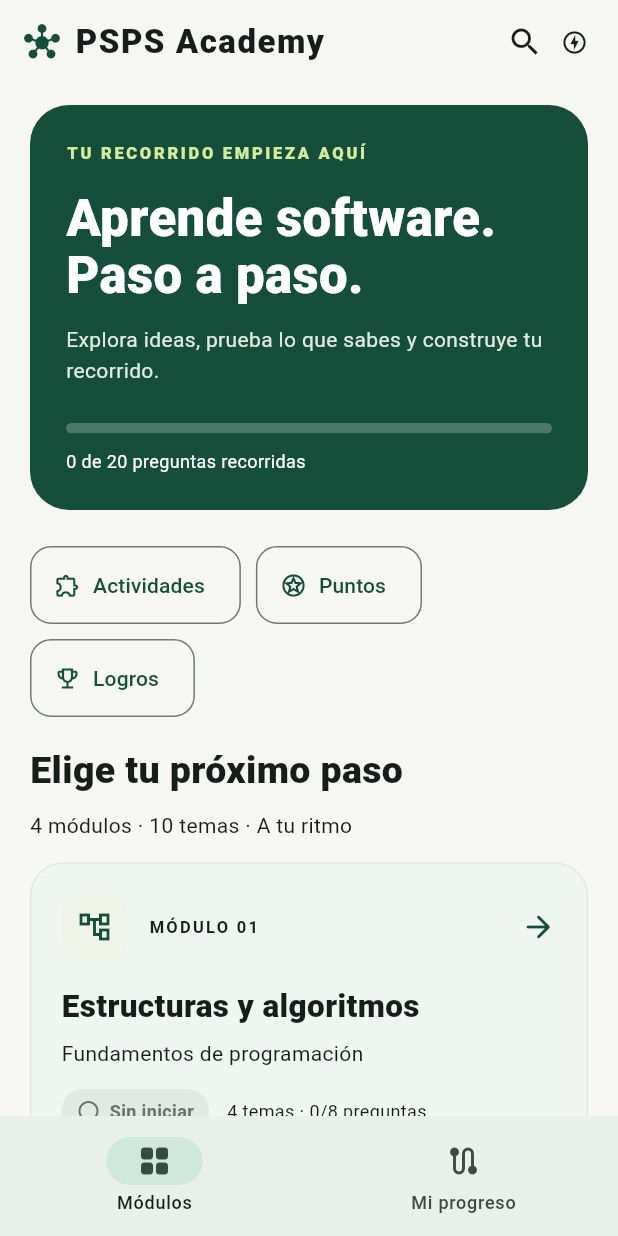
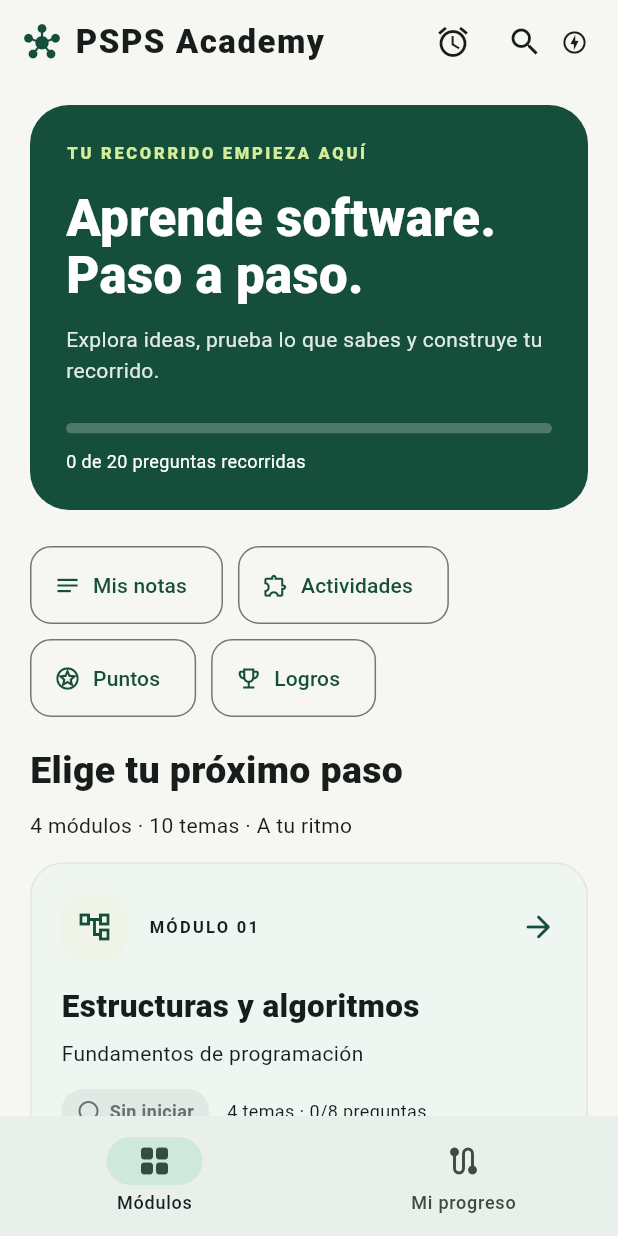
Before and after one commit to XlayersCeboso99/PSPS-Academy, a Flutter app: the screen it shows after launch, on a phone screen of 412 x 824 dp. Run offline on Flutter 3.47's test engine with Material 3 defaults, Android fonts, the phone set to English and light mode, and no system bars; our stand-ins replace flutter_local_notifications, flutter_timezone, shared_preferences, timezone; missing offline and left inert: app_settings.

Commit message:
feat(app): wire notes and reminder controllers into the app shell

```diff
--- a/lib/app/app.dart
+++ b/lib/app/app.dart
@@ -8,21 +8,75 @@ import 'package:psps/features/activities/activity_store.dart';
 import 'package:psps/features/activities/activity_engine.dart';
 import 'package:psps/features/activities/activity_models.dart';
 import 'package:psps/features/activities/activity_page.dart';
+import 'package:psps/features/notes/notes_controller.dart';
+import 'package:psps/features/notes/notes_store.dart';
+import 'package:psps/features/reminders/adapters/notification_port_factory.dart';
+import 'package:psps/features/reminders/reminder_controller.dart';
+import 'package:psps/features/reminders/reminder_store.dart';
 
 part 'review_screens.dart';
 part 'sprint2_screens.dart';
+part 'notes_screens.dart';
+part 'reminder_screens.dart';
 
 const forest = Color(0xFF164E3C);
 const cream = Color(0xFFF6F7F2);
 const ink = Color(0xFF182C25);
 
-class PspsApp extends StatelessWidget {
-  const PspsApp({super.key, required this.controller});
+class PspsApp extends StatefulWidget {
+  const PspsApp({
+    super.key,
+    required this.controller,
+    this.notesController,
+    this.reminderController,
+  });
   final LearningController controller;
+  final NotesController? notesController;
+  final ReminderController? reminderController;
   @override
-  Widget build(BuildContext context) => AnimatedBuilder(
+  State<PspsApp> createState() => _PspsAppState();
+}
+
+class _PspsAppState extends State<PspsApp> {
+  late final NotesController notes;
+  late final ReminderController reminder;
+  final navigatorKey = GlobalKey<NavigatorState>();
+  LearningController get controller => widget.controller;
+
+  @override
+  void initState() {
+    super.initState();
+    notes =
+        widget.notesController ??
+        NotesController(modules: controller.modules, store: LocalNotesStore());
+    if (!notes.ready) notes.load();
+    reminder =
+        widget.reminderController ??
+        ReminderController(
+          store: LocalReminderStore(),
+          port: createNotificationPort(),
+          onOpened: () =>
+              navigatorKey.currentState?.popUntil((route) => route.isFirst),
+        );
+    if (!reminder.ready) reminder.load();
+  }
+
+  @override
+  void dispose() {
+    if (widget.notesController == null) notes.dispose();
+    if (widget.reminderController == null) reminder.dispose();
+    super.dispose();
+  }
+
+  @override
+  Widget build(BuildContext context) => ReminderScope(
+    controller: reminder,
+    child: NotesScope(
+      controller: notes,
+      child: AnimatedBuilder(
         animation: controller,
         builder: (context, _) => MaterialApp(
+          navigatorKey: navigatorKey,
           title: 'PSPS Academy · Aprende software',
           debugShowCheckedModeBanner: false,
           theme: academyTheme(controller.selectedTheme),
@@ -65,6 +119,8 @@ class PspsApp extends StatelessWidget {
                 ),
               );
             },
+          ),
+        ),
       ),
     ),
   );
@@ -315,6 +371,11 @@ class _HomeScreenState extends State<HomeScreen> {
             ],
           ),
           actions: [
+            IconButton(
+              tooltip: 'Recordatorio de estudio',
+              icon: const Icon(Icons.alarm_outlined),
+              onPressed: () => openScreen(context, const ReminderScreen()),
+            ),
             IconButton(
               tooltip: 'Buscar contenidos',
               icon: const Icon(Icons.search),
@@ -747,17 +808,33 @@ class LessonScreen extends StatefulWidget {
     required this.module,
     required this.topic,
     required this.lesson,
+    this.openNote = false,
   });
   final LearningController controller;
   final CourseModule module;
   final Topic topic;
   final Lesson lesson;
+  final bool openNote;
   @override
   State<LessonScreen> createState() => _LessonScreenState();
 }
 
 class _LessonScreenState extends State<LessonScreen> {
   int page = 0;
+  bool noteOpened = false;
+  @override
+  void didChangeDependencies() {
+    super.didChangeDependencies();
+    if (widget.openNote && !noteOpened) {
+      noteOpened = true;
+      WidgetsBinding.instance.addPostFrameCallback((_) {
+        if (mounted) {
+          openScreen(context, NoteEditorScreen(lesson: widget.lesson));
+        }
+      });
+    }
+  }
+
   @override
   Widget build(BuildContext context) => ScreenFrame(
     title: widget.lesson.title,
@@ -774,6 +851,19 @@ class _LessonScreenState extends State<LessonScreen> {
         ],
       ),
       const SizedBox(height: 24),
+      if (NotesScope.maybeOf(context) != null) ...[
+        OutlinedButton.icon(
+          icon: const Icon(Icons.edit_note),
+          label: Text(
+            NotesScope.maybeOf(context)!.noteFor(widget.lesson) == null
+                ? 'Agregar nota'
+                : 'Ver mi nota',
+          ),
+          onPressed: () =>
+              openScreen(context, NoteEditorScreen(lesson: widget.lesson)),
+        ),
+        const SizedBox(height: 12),
+      ],
       panel([
         Icon(
           page == 0 ? Icons.lightbulb_outline_rounded : Icons.code_rounded,
--- a/lib/app/sprint2_screens.dart
+++ b/lib/app/sprint2_screens.dart
@@ -10,6 +10,13 @@ class FeatureLinks extends StatelessWidget {
       spacing: 10,
       runSpacing: 10,
       children: [
+        if (NotesScope.maybeOf(context) != null)
+          OutlinedButton.icon(
+            icon: const Icon(Icons.notes),
+            label: const Text('Mis notas'),
+            onPressed: () =>
+                openScreen(context, NotesScreen(controller: controller)),
+          ),
         OutlinedButton.icon(
           icon: const Icon(Icons.extension_outlined),
           label: const Text('Actividades'),
```
Lines whose indentation alone changed are shown as unchanged.
